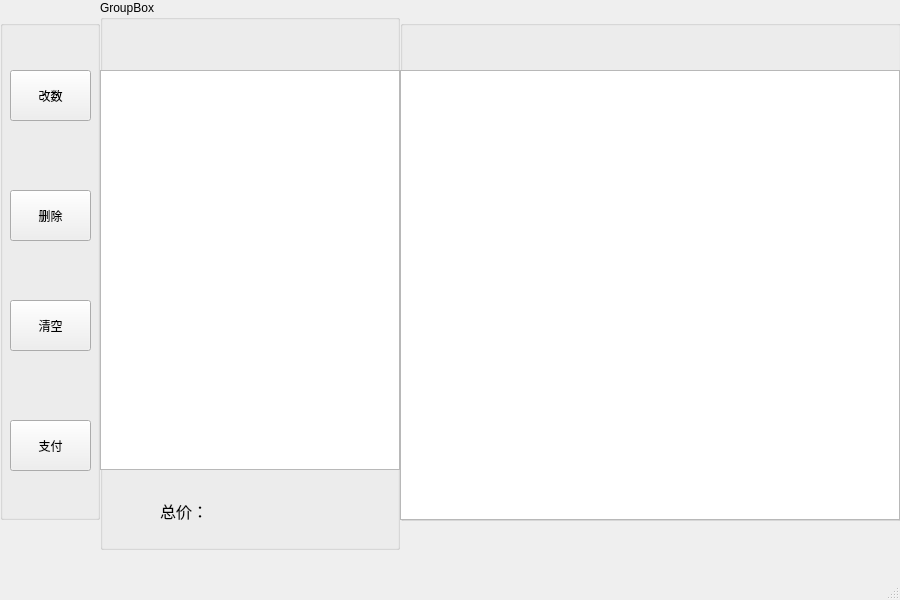
Qt form src/Check/Check_Mainwindow.ui (Hong16-9/QT_SuperMarket) before a commit.
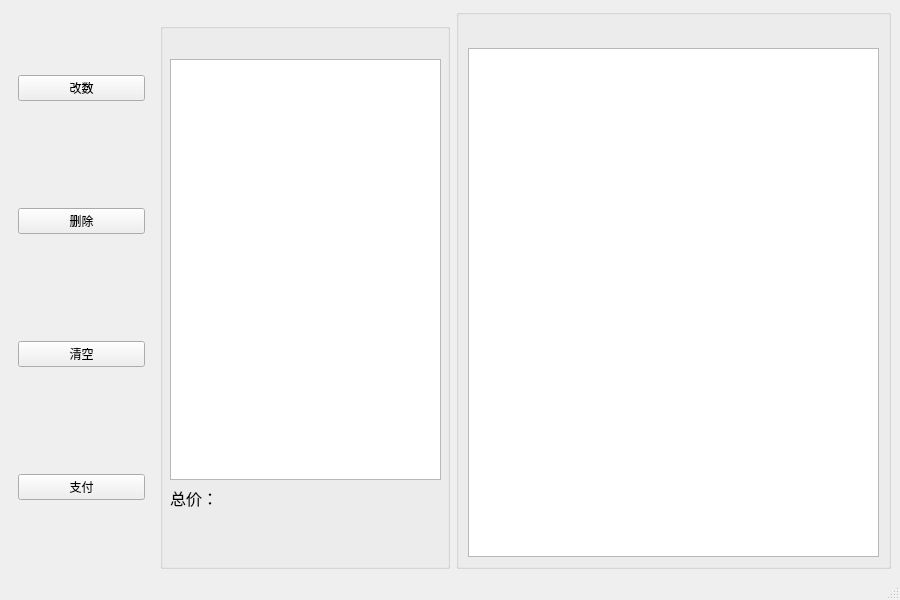
The same form after that commit.

Commit message: 初步完成了收银界面（按钮区，购物车区，商品区），调整了一下UI界面

The edit to the form file:
```diff
--- a/src/Check/Check_Mainwindow.ui
+++ b/src/Check/Check_Mainwindow.ui
@@ -10,151 +10,88 @@
     <height>600</height>
    </rect>
   </property>
+  <property name="sizePolicy">
+   <sizepolicy hsizetype="Preferred" vsizetype="Preferred">
+    <horstretch>0</horstretch>
+    <verstretch>0</verstretch>
+   </sizepolicy>
+  </property>
   <property name="windowTitle">
    <string>MainWindow</string>
   </property>
   <widget class="QWidget" name="centralwidget">
-   <widget class="QGroupBox" name="productgroupBox">
-    <property name="geometry">
-     <rect>
-      <x>400</x>
-      <y>20</y>
-      <width>501</width>
-      <height>501</height>
-     </rect>
-    </property>
-    <property name="title">
-     <string/>
-    </property>
-    <widget class="QListWidget" name="productlistWidget">
-     <property name="geometry">
-      <rect>
-       <x>0</x>
-       <y>50</y>
-       <width>500</width>
-       <height>450</height>
-      </rect>
-     </property>
-     <property name="viewMode">
-      <enum>QListView::ViewMode::IconMode</enum>
-     </property>
-    </widget>
-   </widget>
-   <widget class="QGroupBox" name="groupBox_2">
-    <property name="geometry">
-     <rect>
-      <x>0</x>
-      <y>20</y>
-      <width>100</width>
-      <height>500</height>
-     </rect>
-    </property>
-    <property name="title">
-     <string/>
-    </property>
+   <layout class="QHBoxLayout" name="horizontalLayout_3" stretch="1,2,3">
+    <item>
+     <widget class="QWidget" name="leftWidget" native="true">
+      <property name="sizePolicy">
+       <sizepolicy hsizetype="Preferred" vsizetype="Expanding">
+        <horstretch>0</horstretch>
+        <verstretch>0</verstretch>
+       </sizepolicy>
+      </property>
+      <property name="baseSize">
+       <size>
+        <width>0</width>
+        <height>0</height>
+       </size>
+      </property>
+      <layout class="QVBoxLayout" name="verticalLayout_3">
+       <property name="spacing">
+        <number>50</number>
+       </property>
+       <item>
     <widget class="QPushButton" name="changebtn">
-     <property name="geometry">
-      <rect>
-       <x>10</x>
-       <y>50</y>
-       <width>81</width>
-       <height>51</height>
-      </rect>
-     </property>
      <property name="text">
       <string>改数</string>
      </property>
     </widget>
+       </item>
+       <item>
     <widget class="QPushButton" name="deletebtn">
-     <property name="geometry">
-      <rect>
-       <x>10</x>
-       <y>170</y>
-       <width>81</width>
-       <height>51</height>
-      </rect>
-     </property>
      <property name="text">
       <string>删除</string>
      </property>
     </widget>
+       </item>
+       <item>
     <widget class="QPushButton" name="clearbtn">
-     <property name="geometry">
-      <rect>
-       <x>10</x>
-       <y>280</y>
-       <width>81</width>
-       <height>51</height>
-      </rect>
-     </property>
      <property name="text">
       <string>清空</string>
      </property>
     </widget>
+       </item>
+       <item>
     <widget class="QPushButton" name="paybtn">
-     <property name="geometry">
-      <rect>
-       <x>10</x>
-       <y>400</y>
-       <width>81</width>
-       <height>51</height>
-      </rect>
-     </property>
      <property name="text">
       <string>支付</string>
      </property>
     </widget>
-   </widget>
+       </item>
+      </layout>
+     </widget>
+    </item>
+    <item>
    <widget class="QGroupBox" name="CartgroupBox">
-    <property name="geometry">
-     <rect>
-      <x>100</x>
-      <y>0</y>
-      <width>300</width>
-      <height>550</height>
-     </rect>
-    </property>
     <property name="title">
-     <string>GroupBox</string>
-    </property>
-    <widget class="QListView" name="cartlistView">
-     <property name="geometry">
-      <rect>
-       <x>0</x>
-       <y>70</y>
-       <width>300</width>
-       <height>400</height>
-      </rect>
-     </property>
-     <property name="editTriggers">
-      <set>QAbstractItemView::EditTrigger::NoEditTriggers</set>
-     </property>
-     <property name="selectionBehavior">
-      <enum>QAbstractItemView::SelectionBehavior::SelectRows</enum>
-     </property>
-    </widget>
-    <widget class="QLabel" name="totalLabel">
-     <property name="geometry">
-      <rect>
-       <x>170</x>
-       <y>500</y>
-       <width>100</width>
-       <height>30</height>
-      </rect>
-     </property>
-     <property name="text">
       <string> </string>
      </property>
-    </widget>
+      <widget class="QWidget" name="cartWidget" native="true">
+       <property name="geometry">
+        <rect>
+         <x>10</x>
+         <y>50</y>
+         <width>271</width>
+         <height>451</height>
+        </rect>
+       </property>
+       <layout class="QVBoxLayout" name="verticalLayout_2">
+        <item>
+         <widget class="QTableView" name="cartlistView"/>
+        </item>
+        <item>
+         <layout class="QHBoxLayout" name="horizontalLayout">
+          <item>
     <widget class="QLabel" name="label">
-     <property name="geometry">
-      <rect>
-       <x>60</x>
-       <y>490</y>
-       <width>91</width>
-       <height>41</height>
-      </rect>
-     </property>
      <property name="font">
       <font>
        <pointsize>12</pointsize>
@@ -164,7 +101,53 @@
       <string>总价：</string>
      </property>
     </widget>
-   </widget>
+          </item>
+          <item>
+           <widget class="QLabel" name="totalLabel">
+            <property name="text">
+             <string/>
+            </property>
+           </widget>
+          </item>
+         </layout>
+        </item>
+       </layout>
+      </widget>
+     </widget>
+    </item>
+    <item>
+     <widget class="QGroupBox" name="productgroupBox">
+      <property name="title">
+       <string/>
+      </property>
+      <layout class="QVBoxLayout" name="verticalLayout">
+       <item>
+        <widget class="QWidget" name="categoryWidget" native="true">
+         <layout class="QHBoxLayout" name="categoryButtonsLayout"/>
+        </widget>
+       </item>
+       <item>
+        <widget class="QListWidget" name="productlistWidget">
+         <property name="sizePolicy">
+          <sizepolicy hsizetype="Preferred" vsizetype="Expanding">
+           <horstretch>0</horstretch>
+           <verstretch>0</verstretch>
+          </sizepolicy>
+         </property>
+         <property name="viewMode">
+          <enum>QListView::ViewMode::IconMode</enum>
+         </property>
+        </widget>
+       </item>
+      </layout>
+     </widget>
+    </item>
+   </layout>
+   <zorder>productgroupBox</zorder>
+   <zorder>label</zorder>
+   <zorder>totalLabel</zorder>
+   <zorder>CartgroupBox</zorder>
+   <zorder>leftWidget</zorder>
   </widget>
   <widget class="QMenuBar" name="menubar">
    <property name="geometry">
```
Lines whose indentation alone changed are shown as unchanged. The commit also changes 6 other files.
